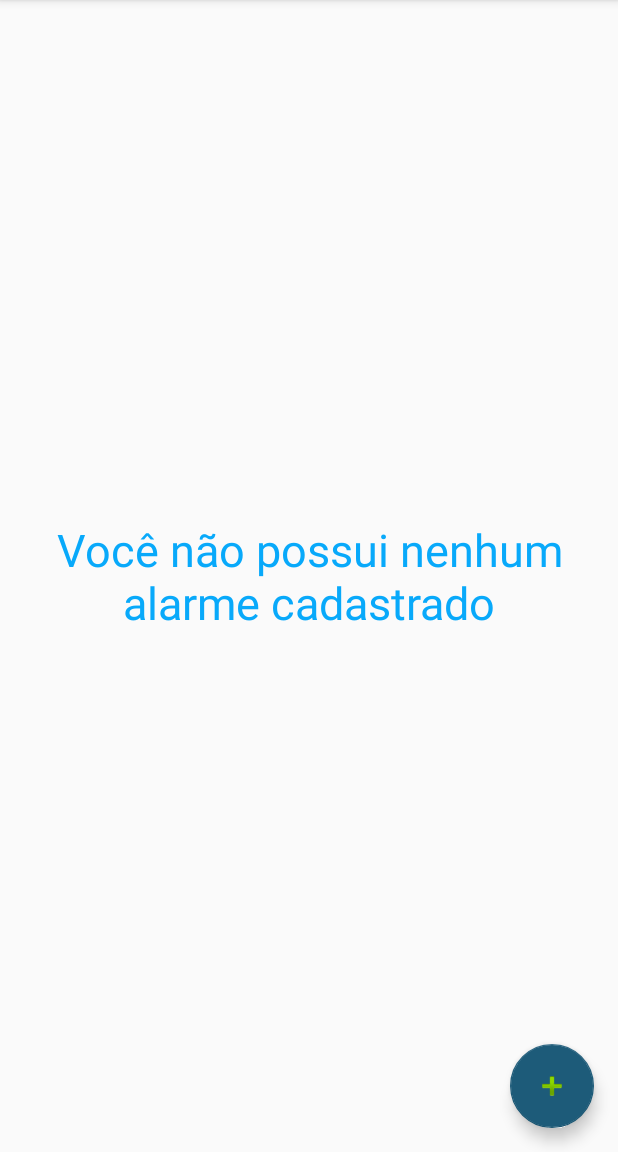
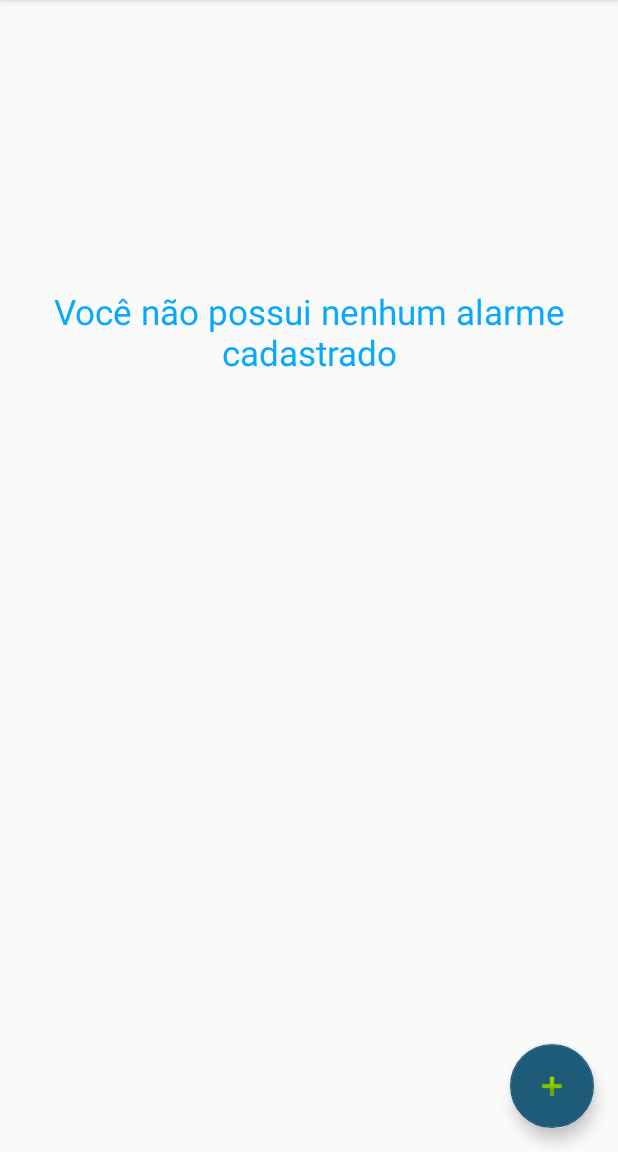
Before and after one commit to jefersonJim/routinereminder, an Android app: the screen it shows after launch (MainActivity), on a phone screen of 412 x 824 dp, the part 84-1236 px from its top. Run offline under Robolectric (Android 15) with nearby library versions, the phone set to English and light mode, and no system bars.

Commit message:
fix msg empty list

```diff
--- a/app/src/main/res/layout/content_main.xml
+++ b/app/src/main/res/layout/content_main.xml
@@ -27,9 +27,10 @@
         android:text="@string/list_vazia"
         android:id="@+id/tvEmpty"
         android:textAlignment="center"
-        android:textSize="30dp"
+        android:textSize="23dp"
         android:textColor="#08a9fa"
-        android:layout_centerVertical="true"
+        android:layout_alignParentTop="true"
         android:layout_alignParentLeft="true"
-        android:layout_alignParentStart="true" />
+        android:layout_alignParentStart="true"
+        android:layout_marginTop="176dp" />
 </RelativeLayout>
```
